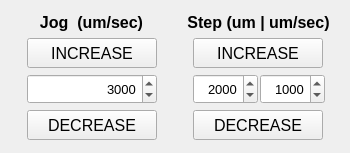
Qt form src/ECM_gui/motion_dialog/widget_axis_vertical_control.ui (dmherrington/ECM-Control-System) before a commit.
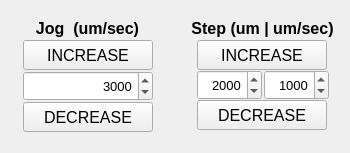
The same form after that commit.

```diff
--- a/src/ECM_gui/motion_dialog/widget_axis_vertical_control.ui
+++ b/src/ECM_gui/motion_dialog/widget_axis_vertical_control.ui
@@ -32,8 +32,38 @@
    <string>Form</string>
   </property>
   <layout class="QGridLayout" name="gridLayout_2">
+   <property name="leftMargin">
+    <number>0</number>
+   </property>
+   <property name="topMargin">
+    <number>0</number>
+   </property>
+   <property name="rightMargin">
+    <number>0</number>
+   </property>
+   <property name="bottomMargin">
+    <number>0</number>
+   </property>
+   <property name="spacing">
+    <number>0</number>
+   </property>
    <item row="0" column="0">
     <layout class="QGridLayout" name="gridLayout_6">
+     <property name="leftMargin">
+      <number>1</number>
+     </property>
+     <property name="topMargin">
+      <number>1</number>
+     </property>
+     <property name="rightMargin">
+      <number>1</number>
+     </property>
+     <property name="bottomMargin">
+      <number>1</number>
+     </property>
+     <property name="spacing">
+      <number>1</number>
+     </property>
      <item row="0" column="0">
       <widget class="QLabel" name="label_ManualControl_3">
        <property name="sizePolicy">
@@ -59,6 +89,21 @@
      </item>
      <item row="1" column="0">
       <layout class="QGridLayout" name="gridLayout">
+       <property name="leftMargin">
+        <number>1</number>
+       </property>
+       <property name="topMargin">
+        <number>1</number>
+       </property>
+       <property name="rightMargin">
+        <number>1</number>
+       </property>
+       <property name="bottomMargin">
+        <number>1</number>
+       </property>
+       <property name="spacing">
+        <number>1</number>
+       </property>
        <item row="0" column="0">
         <spacer name="horizontalSpacer_7">
          <property name="orientation">
@@ -191,6 +236,21 @@
    </item>
    <item row="0" column="1">
     <layout class="QVBoxLayout" name="verticalLayout_5">
+     <property name="spacing">
+      <number>1</number>
+     </property>
+     <property name="leftMargin">
+      <number>1</number>
+     </property>
+     <property name="topMargin">
+      <number>1</number>
+     </property>
+     <property name="rightMargin">
+      <number>1</number>
+     </property>
+     <property name="bottomMargin">
+      <number>1</number>
+     </property>
      <item>
       <widget class="QLabel" name="label_ManualControl_4">
        <property name="sizePolicy">
@@ -216,6 +276,9 @@
      </item>
      <item>
       <layout class="QHBoxLayout" name="horizontalLayout_2">
+       <property name="spacing">
+        <number>0</number>
+       </property>
        <item>
         <spacer name="horizontalSpacer_8">
          <property name="orientation">
@@ -231,6 +294,18 @@
        </item>
        <item>
         <layout class="QVBoxLayout" name="verticalLayout_SetpControlInner">
+         <property name="leftMargin">
+          <number>1</number>
+         </property>
+         <property name="topMargin">
+          <number>1</number>
+         </property>
+         <property name="rightMargin">
+          <number>1</number>
+         </property>
+         <property name="bottomMargin">
+          <number>1</number>
+         </property>
          <item>
           <widget class="QPushButton" name="pushButton_IncreaseRelativeMove">
            <property name="sizePolicy">
```
